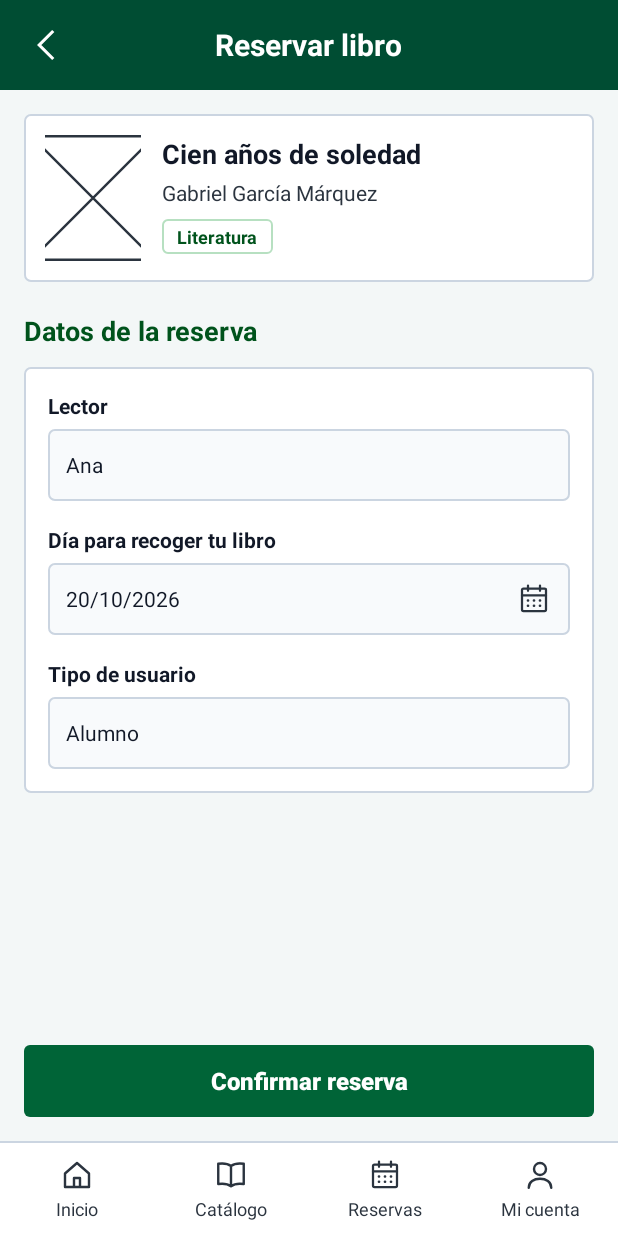
After one commit to rodriv-gif/CBTaNo5, an Android app: the layout activity_reservar_libro.xml on its own in the app's theme, with its tools: preview values and no code run, on a phone screen of 412 x 824 dp. The commit adds this screen. Run offline under Robolectric (Android 15) with nearby library versions, the phone set to English and light mode, and no system bars.

Commit message:
elaboracion de diseños de las interfaces de catalogo de libros, formulario de reserva y formulario de cambio de contraseña

```diff
--- /dev/null
+++ b/app/src/main/res/drawable/cbta_bg_campo_texto.xml
@@ -0,0 +1,15 @@
+<?xml version="1.0" encoding="utf-8"?>
+<shape xmlns:android="http://schemas.android.com/apk/res/android"
+    android:shape="rectangle">
+
+    <!-- Fondo gris claro para los campos de texto bloqueados -->
+    <solid android:color="#F8FAFC" />
+
+    <!-- Borde tenue -->
+    <stroke
+        android:width="1dp"
+        android:color="@color/cbta_borde" />
+
+    <corners android:radius="4dp" />
+
+</shape>
--- /dev/null
+++ b/app/src/main/res/drawable/cbta_bg_etiqueta_categoria.xml
@@ -0,0 +1,9 @@
+<?xml version="1.0" encoding="utf-8"?>
+<shape xmlns:android="http://schemas.android.com/apk/res/android"
+    android:shape="rectangle">
+    <solid android:color="@color/cbta_blanco" />
+    <stroke
+        android:width="1dp"
+        android:color="@color/cbta_aviso_verde_borde" />
+    <corners android:radius="3dp" />
+</shape>
--- /dev/null
+++ b/app/src/main/res/layout/activity_reservar_libro.xml
@@ -0,0 +1,242 @@
+<?xml version="1.0" encoding="utf-8"?>
+<LinearLayout xmlns:android="http://schemas.android.com/apk/res/android"
+    xmlns:app="http://schemas.android.com/apk/res-auto"
+    xmlns:tools="http://schemas.android.com/tools"
+    android:id="@+id/lytRaizReservar"
+    android:layout_width="match_parent"
+    android:layout_height="match_parent"
+    android:background="@color/cbta_blanco"
+    android:orientation="vertical">
+    <!--tools:context=".Vista.ReservarLibroActivity"-->
+
+    <!-- Encabezado verde superior con botón de regresar y título -->
+    <LinearLayout
+        android:id="@+id/lytEncabezadoReservar"
+        android:layout_width="match_parent"
+        android:layout_height="wrap_content"
+        android:background="@color/cbta_verde_barra"
+        android:orientation="vertical">
+
+        <FrameLayout
+            android:layout_width="match_parent"
+            android:layout_height="60dp">
+
+            <ImageButton
+                android:id="@+id/btnVolverReservar"
+                android:layout_width="48dp"
+                android:layout_height="48dp"
+                android:layout_gravity="center_vertical|start"
+                android:layout_marginStart="8dp"
+                android:background="?attr/selectableItemBackgroundBorderless"
+                android:contentDescription="@string/cbta_volver"
+                android:src="@drawable/cbta_ic_volver" />
+
+            <TextView
+                android:id="@+id/txtTituloReservar"
+                android:layout_width="wrap_content"
+                android:layout_height="wrap_content"
+                android:layout_gravity="center"
+                android:text="@string/cbta_reservar_libro_titulo"
+                android:textColor="@color/cbta_blanco"
+                android:textSize="20sp"
+                android:textStyle="bold" />
+        </FrameLayout>
+    </LinearLayout>
+
+    <!-- Contenido principal deslizable -->
+    <LinearLayout
+        android:layout_width="match_parent"
+        android:layout_height="0dp"
+        android:layout_weight="1"
+        android:background="@color/cbta_fondo"
+        android:orientation="vertical">
+
+        <ScrollView
+            android:layout_width="match_parent"
+            android:layout_height="0dp"
+            android:layout_weight="1"
+            android:fillViewport="true">
+
+            <LinearLayout
+                android:layout_width="match_parent"
+                android:layout_height="wrap_content"
+                android:orientation="vertical"
+                android:padding="16dp">
+
+                <!-- Tarjeta con los datos del libro (Traídos desde la BD) -->
+                <LinearLayout
+                    android:id="@+id/lytTarjetaLibro"
+                    android:layout_width="match_parent"
+                    android:layout_height="wrap_content"
+                    android:background="@drawable/cbta_bg_tarjeta"
+                    android:orientation="horizontal"
+                    android:padding="14dp">
+
+                    <ImageView
+                        android:id="@+id/imgPortadaLibro"
+                        android:layout_width="64dp"
+                        android:layout_height="84dp"
+                        android:contentDescription="@null"
+                        android:scaleType="centerCrop"
+                        android:src="@drawable/cbta_ic_portada" />
+
+                    <LinearLayout
+                        android:layout_width="0dp"
+                        android:layout_height="wrap_content"
+                        android:layout_marginStart="14dp"
+                        android:layout_weight="1"
+                        android:orientation="vertical">
+
+                        <TextView
+                            android:id="@+id/txtTituloLibro"
+                            android:layout_width="match_parent"
+                            android:layout_height="wrap_content"
+                            android:textColor="@color/cbta_texto"
+                            android:textSize="18sp"
+                            android:textStyle="bold"
+                            tools:text="Cien años de soledad" />
+
+                        <TextView
+                            android:id="@+id/txtAutorLibro"
+                            android:layout_width="match_parent"
+                            android:layout_height="wrap_content"
+                            android:layout_marginTop="4dp"
+                            android:textColor="@color/cbta_texto_secundario"
+                            android:textSize="14sp"
+                            tools:text="Gabriel García Márquez" />
+
+                        <TextView
+                            android:id="@+id/txtCategoriaLibro"
+                            android:layout_width="wrap_content"
+                            android:layout_height="wrap_content"
+                            android:layout_marginTop="8dp"
+                            android:background="@drawable/cbta_bg_etiqueta_categoria"
+                            android:paddingHorizontal="10dp"
+                            android:paddingVertical="3dp"
+                            android:textColor="@color/cbta_verde_texto"
+                            android:textSize="12sp"
+                            android:textStyle="bold"
+                            tools:text="Literatura" />
+                    </LinearLayout>
+                </LinearLayout>
+
+                <!-- Título de sección: Datos de la reserva -->
+                <TextView
+                    android:id="@+id/txtSeccionDatosReserva"
+                    android:layout_width="match_parent"
+                    android:layout_height="wrap_content"
+                    android:layout_marginTop="20dp"
+                    android:layout_marginBottom="12dp"
+                    android:text="@string/cbta_reservar_datos_seccion"
+                    android:textColor="@color/cbta_verde_texto"
+                    android:textSize="18sp"
+                    android:textStyle="bold" />
+
+                <!-- Tarjeta contenedora de los datos de la reserva -->
+                <LinearLayout
+                    android:id="@+id/lytTarjetaDatosReserva"
+                    android:layout_width="match_parent"
+                    android:layout_height="wrap_content"
+                    android:background="@drawable/cbta_bg_tarjeta"
+                    android:orientation="vertical"
+                    android:padding="16dp">
+
+                    <!-- Campo: Lector (Bloqueado / Solo Lectura) -->
+                    <TextView
+                        android:layout_width="match_parent"
+                        android:layout_height="wrap_content"
+                        android:text="@string/cbta_reservar_label_lector"
+                        android:textColor="@color/cbta_texto"
+                        android:textSize="14sp"
+                        android:textStyle="bold" />
+
+                    <EditText
+                        android:id="@+id/txtLector"
+                        android:layout_width="match_parent"
+                        android:layout_height="48dp"
+                        android:layout_marginTop="6dp"
+                        android:background="@drawable/cbta_bg_campo_texto"
+                        android:clickable="false"
+                        android:enabled="false"
+                        android:focusable="false"
+                        android:inputType="none"
+                        android:paddingHorizontal="12dp"
+                        android:textColor="@color/cbta_texto"
+                        android:textSize="14sp"
+                        tools:text="Ana" />
+
+                    <!-- Campo: Día para recoger tu libro -->
+                    <TextView
+                        android:layout_width="match_parent"
+                        android:layout_height="wrap_content"
+                        android:layout_marginTop="16dp"
+                        android:text="@string/cbta_reservar_label_fecha"
+                        android:textColor="@color/cbta_texto"
+                        android:textSize="14sp"
+                        android:textStyle="bold" />
+
+                    <EditText
+                        android:id="@+id/txtFechaRecoger"
+                        android:layout_width="match_parent"
+                        android:layout_height="48dp"
+                        android:layout_marginTop="6dp"
+                        android:background="@drawable/cbta_bg_campo_texto"
+                        android:drawableEnd="@drawable/cbta_ic_calendario"
+                        android:focusable="false"
+                        android:inputType="none"
+                        android:paddingHorizontal="12dp"
+                        android:textColor="@color/cbta_texto"
+                        android:textSize="14sp"
+                        tools:text="20/10/2026" />
+
+                    <!-- Campo: Tipo de usuario (Bloqueado / Solo Lectura) -->
+                    <TextView
+                        android:layout_width="match_parent"
+                        android:layout_height="wrap_content"
+                        android:layout_marginTop="16dp"
+                        android:text="@string/cbta_reservar_label_tipo_usuario"
+                        android:textColor="@color/cbta_texto"
+                        android:textSize="14sp"
+                        android:textStyle="bold" />
+
+                    <EditText
+                        android:id="@+id/txtTipoUsuario"
+                        android:layout_width="match_parent"
+                        android:layout_height="48dp"
+                        android:layout_marginTop="6dp"
+                        android:background="@drawable/cbta_bg_campo_texto"
+                        android:clickable="false"
+                        android:enabled="false"
+                        android:focusable="false"
+                        android:inputType="none"
+                        android:paddingHorizontal="12dp"
+                        android:textColor="@color/cbta_texto"
+                        android:textSize="14sp"
+                        tools:text="Alumno" />
+
+                </LinearLayout>
+
+            </LinearLayout>
+        </ScrollView>
+
+        <!-- Botón verde Confirmar reserva -->
+        <androidx.appcompat.widget.AppCompatButton
+            android:id="@+id/btnConfirmarReserva"
+            android:layout_width="match_parent"
+            android:layout_height="48dp"
+            android:layout_marginHorizontal="16dp"
+            android:layout_marginBottom="16dp"
+            android:background="@drawable/cbta_bg_boton"
+            android:stateListAnimator="@null"
+            android:text="@string/cbta_reservar_btn_confirmar"
+            android:textAllCaps="false"
+            android:textColor="@color/cbta_blanco"
+            android:textSize="16sp"
+            android:textStyle="bold" />
+
+    </LinearLayout>
+
+    <!-- Barra de navegación inferior -->
+    <include layout="@layout/cbta_barra_navegacion" />
+
+</LinearLayout>
--- a/app/src/main/res/values/cbta_textos.xml
+++ b/app/src/main/res/values/cbta_textos.xml
@@ -30,4 +30,26 @@
     <string name="cbta_libro_titulo">¡Libro recibido!</string>
     <string name="cbta_libro_mensaje">Se ha confirmado la devolución del libro correctamente.</string>
 
+    <!-- Catálogo de libros -->
+    <string name="cbta_catalogo_titulo">Catálogo de libros</string>
+    <string name="cbta_catalogo_buscar_hint">Buscar por título, autor o tema...</string>
+
+    <!-- Reservar libro -->
+    <string name="cbta_reservar_libro_titulo">Reservar libro</string>
+    <string name="cbta_reservar_datos_seccion">Datos de la reserva</string>
+    <string name="cbta_reservar_label_lector">Lector</string>
+    <string name="cbta_reservar_label_fecha">Día para recoger tu libro</string>
+    <string name="cbta_reservar_label_tipo_usuario">Tipo de usuario</string>
+    <string name="cbta_reservar_btn_confirmar">Confirmar reserva</string>
+
+    <!-- Cambio de contraseña -->
+    <string name="cbta_cambio_contrasenia_titulo">Cambio de contraseña</string>
+    <string name="cbta_cambio_contrasenia_label_actual">Contraseña Actual</string>
+    <string name="cbta_cambio_contrasenia_hint_actual">Contraseña actual</string>
+    <string name="cbta_cambio_contrasenia_label_nueva">Nueva contraseña</string>
+    <string name="cbta_cambio_contrasenia_hint_nueva">nueva contraseña</string>
+    <string name="cbta_cambio_contrasenia_label_confirmar">Confirmar contraseña</string>
+    <string name="cbta_cambio_contrasenia_hint_confirmar">confirmar</string>
+    <string name="cbta_cambio_contrasenia_btn_actualizar">Actualizar contraseña</string>
+
 </resources>
```
Also changed, not shown: app/src/main/res/drawable/cbta_ic_buscar.xml (added, +10 -0 lines), app/src/main/res/drawable/cbta_ic_candado.xml (added, +32 -0 lines), app/src/main/res/layout/activity_cambio_contrasenia.xml (added, +160 -0 lines), app/src/main/res/layout/activity_catalogo_libros.xml (added, +118 -0 lines), app/src/main/res/layout/item_categoria_catalogo.xml (added, +16 -0 lines), app/src/main/res/layout/item_libro_catalogo.xml (added, +78 -0 lines).
